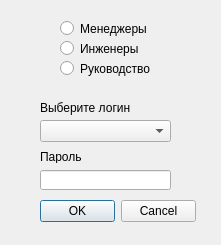
Qt form solutions/login_v2.ui (petro-ew/test1) before a commit.
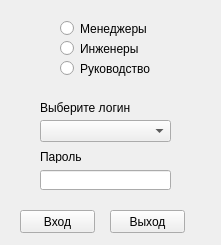
The same form after that commit.

The edit to the form file:
```diff
--- a/solutions/login_v2.ui
+++ b/solutions/login_v2.ui
@@ -33,19 +33,6 @@
     </rect>
    </property>
   </widget>
-  <widget class="QDialogButtonBox" name="buttonBox">
-   <property name="geometry">
-    <rect>
-     <x>40</x>
-     <y>200</y>
-     <width>156</width>
-     <height>23</height>
-    </rect>
-   </property>
-   <property name="standardButtons">
-    <set>QDialogButtonBox::Cancel|QDialogButtonBox::Ok</set>
-   </property>
-  </widget>
   <widget class="QRadioButton" name="radioButton">
    <property name="geometry">
     <rect>
@@ -111,6 +98,32 @@
     <string>Пароль</string>
    </property>
   </widget>
+  <widget class="QPushButton" name="login">
+   <property name="geometry">
+    <rect>
+     <x>20</x>
+     <y>210</y>
+     <width>75</width>
+     <height>23</height>
+    </rect>
+   </property>
+   <property name="text">
+    <string>Вход</string>
+   </property>
+  </widget>
+  <widget class="QPushButton" name="exit">
+   <property name="geometry">
+    <rect>
+     <x>110</x>
+     <y>210</y>
+     <width>75</width>
+     <height>23</height>
+    </rect>
+   </property>
+   <property name="text">
+    <string>Выход</string>
+   </property>
+  </widget>
  </widget>
  <resources/>
  <connections/>
```
